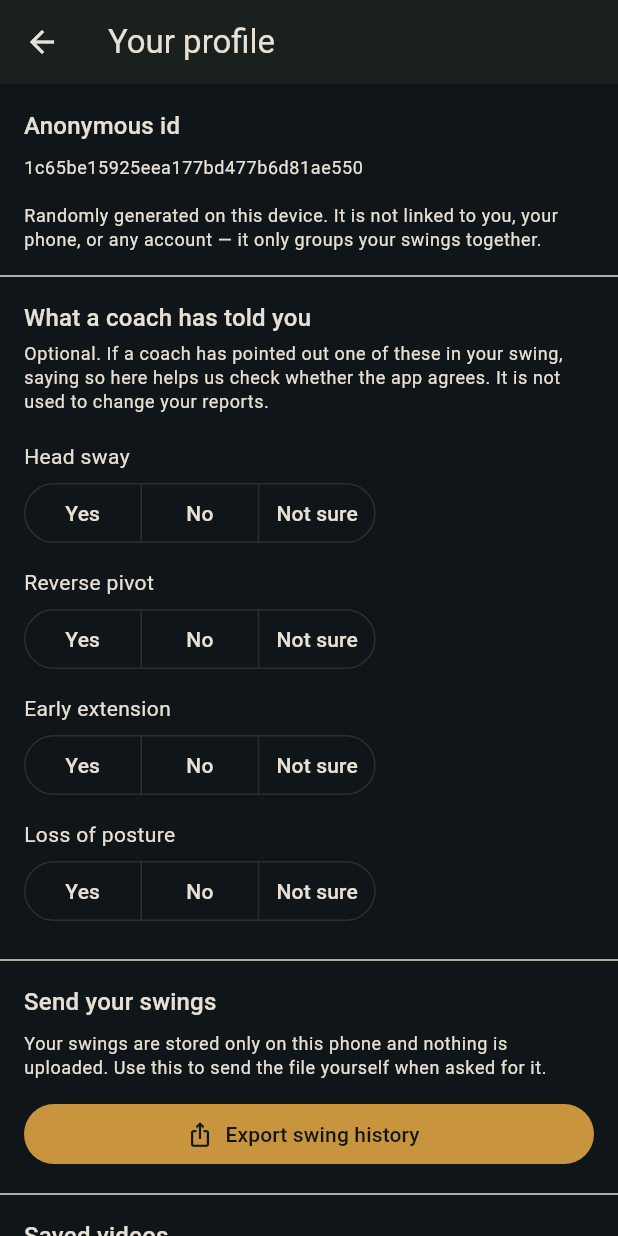
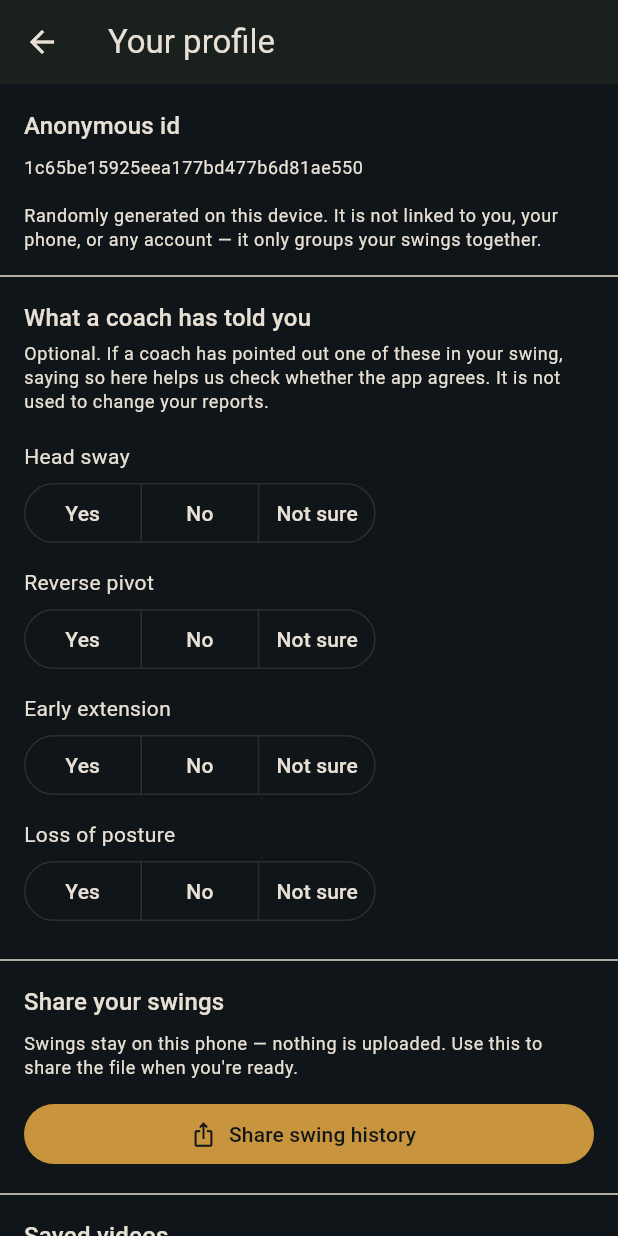
Before and after one commit to floresgl1/golf-swing-analyzer, a Flutter app: the screen it shows after launch, after a tap on "Exaggerated", after a tap on the "person outline" icon, on a phone screen of 412 x 824 dp. Run offline on Flutter 3.47's test engine with Material 3 defaults, Android fonts, the phone set to English and light mode, and no system bars; our stand-ins replace camera, share_plus; missing offline and left inert: ffmpeg_kit_flutter_new, google_mlkit_pose_detection.

Commit message:
voice rewrite pass 1: tighten copy across all user-facing screens
Threshold-independent product voice changes only — all load-bearing
hedges (beta/early-numbers, tentative fault labels, clean-swing caveat)
survive in compressed form. No fault vocabulary or detector constant
touched.

Record screen: shorter instruction banner, tighter FAB/tooltip/focus
labels, friendlier no-camera message.

Analyzing screen: plainer stage labels (Reading video, Finding your
body, Measuring).

Report screen: beta banner → 'Early numbers' (icon swap to info_outline),
section header → 'Measurements', tempo display drops frame counts and
frames-up/down detail from caveat, clean-swing banner rewritten.

Fault card: 'Drills that target this' → 'Try these drills'.
Drill tile: capitalize difficulty badge.
Swing comparison: human-readable date (Aug 20, 2:03 pm).

Profile screen: export section → 'Share your swings', debug SnackBar
replaced with debugPrint + user-facing one-liner.

Rejection message (swing_analyzer.dart): softer 'We couldn't find a
swing' phrasing; still carries the detector reason.

App title: 'Fore Swing' (matches App Store listing).

Co-Authored-By: Claude Opus 4.6 <noreply@anthropic.com>
Claude-Session: https://claude.ai/code/session_01SJTHsMBHQkjJPeB8B5HJsE

```diff
--- a/flutter_app/lib/main.dart
+++ b/flutter_app/lib/main.dart
@@ -74,7 +74,7 @@ class GolfSwingApp extends StatelessWidget {
   @override
   Widget build(BuildContext context) {
     return MaterialApp(
-      title: 'Golf Swing Analyzer',
+      title: 'Fore Swing',
       debugShowCheckedModeBanner: false,
       theme: appTheme,
       darkTheme: appTheme,
--- a/flutter_app/lib/src/services/swing_analyzer.dart
+++ b/flutter_app/lib/src/services/swing_analyzer.dart
@@ -185,8 +185,9 @@ class SwingAnalyzer {
       // Carry the measurements out with the rejection. The golfer sees the
       // message; the corpus gets a negative it can be scored against.
       throw SwingAnalysisException(
-        "That didn't look like a golf swing — $reason. Film from side-on with "
-        'your whole body in frame, and keep the camera still.',
+        "We couldn't find a swing in that clip — $reason. "
+        'Try filming from the side, with your whole body in frame '
+        'and the camera still.',
         reason: reason,
         frames: FrameSeries.fromFeatures(features),
         fps: fps,
--- a/flutter_app/lib/src/ui/profile_screen.dart
+++ b/flutter_app/lib/src/ui/profile_screen.dart
@@ -192,12 +192,11 @@ class _ProfileScreenState extends State<ProfileScreen> {
         );
       }
     } catch (error) {
+      debugPrint('Share failed: origin=$origin screen=$screen error=$error');
       if (!mounted) return;
       ScaffoldMessenger.of(context).showSnackBar(
-        SnackBar(
-          duration: const Duration(seconds: 20),
-          content: Text('Export failed.\nsent origin: $origin\n'
-              'screen: $screen\n$error'),
+        const SnackBar(
+          content: Text('Share failed. Try again, or restart the app.'),
         ),
       );
     } finally {
@@ -259,13 +258,13 @@ class _ProfileScreenState extends State<ProfileScreen> {
           const Divider(height: 32),
           Padding(
             padding: const EdgeInsets.fromLTRB(16, 0, 16, 8),
-            child: Text('Send your swings', style: theme.textTheme.titleMedium),
+            child: Text('Share your swings', style: theme.textTheme.titleMedium),
           ),
           Padding(
             padding: const EdgeInsets.fromLTRB(16, 0, 16, 12),
             child: Text(
-              'Your swings are stored only on this phone and nothing is '
-              'uploaded. Use this to send the file yourself when asked for it.',
+              'Swings stay on this phone — nothing is uploaded. '
+              'Use this to share the file when you\'re ready.',
               style: theme.textTheme.bodySmall,
             ),
           ),
@@ -275,7 +274,7 @@ class _ProfileScreenState extends State<ProfileScreen> {
               key: _exportButtonKey,
               onPressed: _exporting ? null : _export,
               icon: const Icon(Icons.ios_share),
-              label: Text(_exporting ? 'Preparing…' : 'Export swing history'),
+              label: Text(_exporting ? 'Preparing…' : 'Share swing history'),
             ),
           ),
           const Divider(height: 32),
--- a/flutter_app/lib/src/ui/record_screen.dart
+++ b/flutter_app/lib/src/ui/record_screen.dart
@@ -152,10 +152,10 @@ class _RecordScreenState extends State<RecordScreen> {
   Widget build(BuildContext context) {
     return Scaffold(
       appBar: AppBar(
-        title: const Text('Record your swing'),
+        title: const Text('Record'),
         actions: [
           IconButton(
-            tooltip: 'Profile and export',
+            tooltip: 'Profile',
             icon: const Icon(Icons.person_outline),
             onPressed: _openProfile,
           ),
@@ -202,7 +202,7 @@ class _RecordScreenState extends State<RecordScreen> {
                   ? SwingColors.of(context).drillAdvanced
                   : null,
               icon: Icon(_isRecording ? Icons.stop : Icons.fiber_manual_record),
-              label: Text(_isRecording ? 'Stop & analyze' : 'Record'),
+              label: Text(_isRecording ? 'Stop' : 'Record'),
             ),
     );
   }
@@ -261,8 +261,7 @@ class _CameraPreviewWithHint extends StatelessWidget {
                     borderRadius: BorderRadius.circular(8),
                   ),
                   child: Text(
-                    'Frame your whole body, down-the-line. Record one full swing, '
-                    'then tap stop to analyze.',
+                    'Side-on, full body in frame. Hit record, swing, then stop.',
                     style: TextStyle(color: sc.onScrim),
                   ),
                 );
@@ -463,7 +462,7 @@ class _TargetSelector extends StatelessWidget {
         children: [
           Icon(Icons.center_focus_strong, color: sc.onScrim, size: 18),
           Gap.hsm,
-          Text('Working on',
+          Text('Focus',
               style: TextStyle(color: sc.onScrim.withValues(alpha: 0.7))),
           const SizedBox(width: 12),
           Expanded(
@@ -479,7 +478,7 @@ class _TargetSelector extends StatelessWidget {
                 items: [
                   const DropdownMenuItem<String?>(
                     value: null,
-                    child: Text('Full swing check'),
+                    child: Text('Everything'),
                   ),
                   for (final id in faultIds)
                     DropdownMenuItem<String?>(
@@ -505,8 +504,7 @@ class _NoCameraMessage extends StatelessWidget {
       padding: EdgeInsets.all(24),
       child: Center(
         child: Text(
-          'No camera available on this device. A camera is required to record '
-          'and analyze a swing.',
+          'No camera found. Fore Swing needs a camera to record your swing.',
           textAlign: TextAlign.center,
         ),
       ),
--- a/flutter_app/lib/src/ui/widgets/drill_tile.dart
+++ b/flutter_app/lib/src/ui/widgets/drill_tile.dart
@@ -47,7 +47,7 @@ class DrillTile extends StatelessWidget {
                   borderRadius: BorderRadius.circular(8),
                 ),
                 child: Text(
-                  drill.difficulty,
+                  _capitalize(drill.difficulty),
                   style: TextStyle(
                     color: _difficultyColor(context),
                     fontSize: 11,
@@ -75,3 +75,6 @@ class DrillTile extends StatelessWidget {
     );
   }
 }
+
+String _capitalize(String s) =>
+    s.isEmpty ? s : '${s[0].toUpperCase()}${s.substring(1)}';
--- a/flutter_app/lib/src/ui/widgets/fault_card.dart
+++ b/flutter_app/lib/src/ui/widgets/fault_card.dart
@@ -103,7 +103,7 @@ class FaultCard extends StatelessWidget {
                 style: Theme.of(context).textTheme.bodyMedium),
             if (drills.isNotEmpty) ...[
               const SizedBox(height: 12),
-              Text('Drills that target this',
+              Text('Try these drills',
                   style: Theme.of(context).textTheme.labelLarge),
               Gap.xs,
               ...drills,
```
Also changed, not shown: flutter_app/lib/src/ui/analyzing_screen.dart (+4 -4 lines), flutter_app/lib/src/ui/report_screen.dart (+12 -19 lines), flutter_app/lib/src/ui/widgets/swing_comparison_view.dart (+12 -4 lines).
